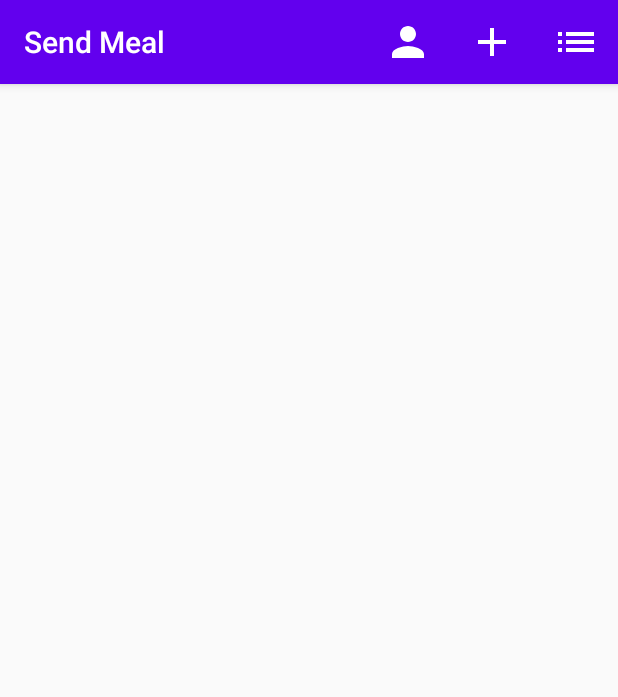
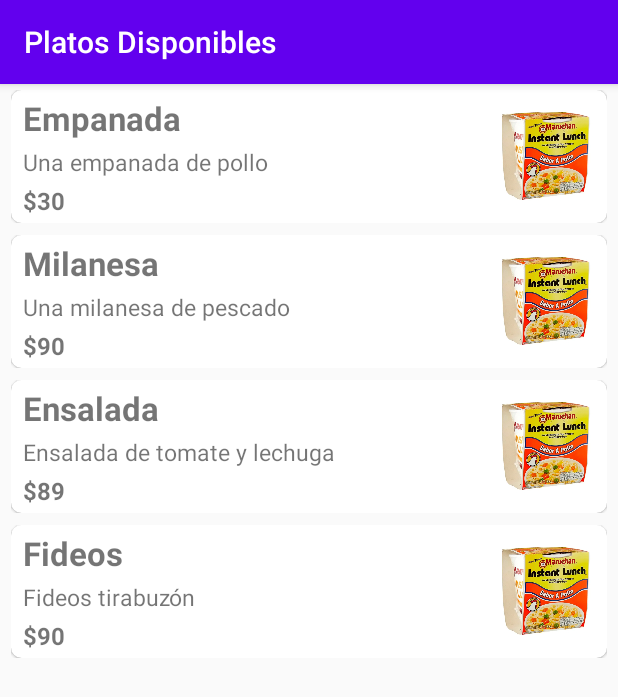
Before and after one commit to GiovaniFerraroTrivelli/TP-ISI-DAM-2020, an Android app: the screen it shows after launch (HomeActivity before the commit, ListaPlatosActivity after it), after a tap on "Lista de Items", on a phone screen of 412 x 824 dp. Shown: the top 697 px of the screen. Run offline under Robolectric (Android 15) with nearby library versions, the phone set to English and light mode, and no system bars.

Commit message:
Visualizar lista de platos.
Agregar Recycler, Adapter y Holder. Agregar visualización de imagen de plato.

```diff
--- a/app/build.gradle
+++ b/app/build.gradle
@@ -24,8 +24,11 @@ android {
 
 dependencies {
     implementation fileTree(dir: "libs", include: ["*.jar"])
-    implementation 'androidx.appcompat:appcompat:1.1.0'
+    implementation 'androidx.appcompat:appcompat:1.2.0'
     implementation 'androidx.constraintlayout:constraintlayout:2.0.1'
+    implementation 'androidx.constraintlayout:constraintlayout:2.0.1'
+    implementation 'androidx.recyclerview:recyclerview:1.1.0'
+    implementation 'androidx.cardview:cardview:1.0.0'
     testImplementation 'junit:junit:4.12'
     androidTestImplementation 'androidx.test.ext:junit:1.1.2'
     androidTestImplementation 'androidx.test.espresso:espresso-core:3.3.0'
--- a/app/src/main/AndroidManifest.xml
+++ b/app/src/main/AndroidManifest.xml
@@ -9,19 +9,21 @@
         android:roundIcon="@mipmap/ic_launcher_round"
         android:supportsRtl="true"
         android:theme="@style/AppTheme">
+        <activity android:name=".ListaPlatosActivity"
+            android:label="@string/titulo_lista_platos"
+            android:theme="@style/DefaultToolbarStyle"/>
 
         <activity
             android:name=".AltaPlatoActivity"
             android:label="@string/titulo_alta_plato"
             android:theme="@style/DefaultToolbarStyle" />
-
         <activity android:name=".HomeActivity">
             <intent-filter>
                 <action android:name="android.intent.action.MAIN" />
+
                 <category android:name="android.intent.category.LAUNCHER" />
             </intent-filter>
         </activity>
-
         <activity
             android:name=".RegistrarActivity"
             android:label="@string/titulo_registrar_usario"
--- a/app/src/main/java/isi/dam/sendmeal/AltaPlatoActivity.java
+++ b/app/src/main/java/isi/dam/sendmeal/AltaPlatoActivity.java
@@ -3,12 +3,20 @@ package isi.dam.sendmeal;
 import androidx.appcompat.app.AppCompatActivity;
 
 import android.os.Bundle;
+import android.util.Log;
 import android.view.View;
 import android.widget.Button;
+import android.widget.EditText;
+import android.widget.Toast;
+
+import isi.dam.sendmeal.model.Plato;
 
 public class AltaPlatoActivity extends AppCompatActivity implements View.OnClickListener {
-
     Button buttonGuardar;
+    EditText textTituloPlato;
+    EditText textDescripcionPlato;
+    EditText textPrecioPlato;
+    EditText textCaloriasPlato;
 
     @Override
     protected void onCreate(Bundle savedInstanceState) {
@@ -16,12 +24,33 @@ public class AltaPlatoActivity extends AppCompatActivity implements View.OnClick
         setContentView(R.layout.activity_alta_plato);
 
         buttonGuardar = (Button) findViewById(R.id.guardar_plato);
-
-
+        buttonGuardar.setOnClickListener(this);
     }
 
     @Override
     public void onClick(View view) {
+        textTituloPlato = (EditText) findViewById(R.id.TituloPlato);
+        textDescripcionPlato = (EditText) findViewById(R.id.DescripcionPlato);
+        textPrecioPlato = (EditText) findViewById(R.id.PrecioPlato);
+        textCaloriasPlato = (EditText) findViewById(R.id.CaloriasPlato);
 
+        String titulo = String.valueOf(textTituloPlato.getText());
+        String descripcion = String.valueOf(textDescripcionPlato.getText());
+        String precio = String.valueOf(textPrecioPlato.getText());
+        String calorias = String.valueOf(textCaloriasPlato.getText());
+
+        if(!InputValidator.validarAltaPlato(new String[]{titulo, descripcion, precio, calorias})) {
+            Toast.makeText(this, "Todos los campos deben estar completos", Toast.LENGTH_SHORT).show();
+        }
+
+        else {
+            Plato plato = new Plato();
+            plato.setTitulo(titulo);
+            plato.setDescripcion(descripcion);
+            plato.setPrecio(Integer.parseInt(precio));
+            plato.setCalorias(Integer.parseInt(calorias));
+
+            Log.d("plato", plato.toString());
+        }
     }
 }
--- a/app/src/main/java/isi/dam/sendmeal/HomeActivity.java
+++ b/app/src/main/java/isi/dam/sendmeal/HomeActivity.java
@@ -42,7 +42,8 @@ public class HomeActivity extends AppCompatActivity {
                 return true;
 
             case R.id.lista_items:
-                Log.d("onOptionsItemSelected", "lista_items");
+                Intent listaPlatos =  new Intent(this, ListaPlatosActivity.class);
+                startActivity(listaPlatos);
                 return true;
 
             default:
--- a/app/src/main/java/isi/dam/sendmeal/InputValidator.java
+++ b/app/src/main/java/isi/dam/sendmeal/InputValidator.java
@@ -1,10 +1,11 @@
 package isi.dam.sendmeal;
 
 import android.os.Build;
+import android.text.TextUtils;
 import android.util.Log;
 
 
-
+import java.util.ArrayList;
 import java.util.Calendar;
 import java.util.regex.Matcher;
 import java.util.regex.Pattern;
@@ -13,8 +14,8 @@ public class InputValidator {
 
     /**
      * Verifica si el correo electrónico cumple con la expresión regular dada.
-     * @param correo dirección de correo eletrónico
-     * @return true (si la dirección de correo es válida)
+     * @param correo dirección de correo eletrónico.
+     * @return true (si la dirección de correo es válida).
      */
     public static boolean validarCorreoElectronico(String correo) {
         Pattern EMAIL_VALIDO = Pattern.compile("^[A-Z0-9._%+-]+@[A-Z0-9.-]+\\.[A-Z]{2,6}$", Pattern.CASE_INSENSITIVE);
@@ -25,9 +26,9 @@ public class InputValidator {
     /**
      * Verifica si el vencimiento de una tarjeta de crédito es superior a 3 los próximos tres meses.
      * Se asume que los parámetros de entrada fueron validados.
-     * @param mes  mes de vencimiento de la tarjeta de crédito
-     * @param anio año de vencimiento de la tarjeta de crédito
-     * @return true (si la dirección de correo es válida)
+     * @param mes  mes de vencimiento de la tarjeta de crédito.
+     * @param anio año de vencimiento de la tarjeta de crédito.
+     * @return true (si la dirección de correo es válida).
      */
 
     public static boolean fechaVencimientoValida(Integer mes, Integer anio){
@@ -41,4 +42,19 @@ public class InputValidator {
 
         return fechaVencimiento.compareTo(fechaLimite) >= 0;
     }
+
+    /**
+     * Verifica que los campos de los EditText para dar de alta un plato no sean nulos.
+     * @param campos valores de los EditText.
+     * @return false (si algún campo es nulo).
+     */
+    public static boolean validarAltaPlato(String[] campos) {
+        for (String campo: campos) {
+            if(TextUtils.isEmpty(campo)) {
+                return false;
+            }
+        }
+
+        return true;
+    }
 }
--- /dev/null
+++ b/app/src/main/java/isi/dam/sendmeal/ListaPlatosActivity.java
@@ -0,0 +1,33 @@
+package isi.dam.sendmeal;
+
+import android.os.Bundle;
+
+import androidx.appcompat.app.AppCompatActivity;
+import androidx.recyclerview.widget.LinearLayoutManager;
+import androidx.recyclerview.widget.RecyclerView;
+
+import isi.dam.sendmeal.dataAccess.PlatoDao;
+
+public class ListaPlatosActivity extends AppCompatActivity {
+    private RecyclerView recyclerView;
+    private PlatoAdapter platoAdapter;
+    private RecyclerView.LayoutManager layoutManager;
+
+    @Override
+    protected void onCreate(Bundle savedInstanceState) {
+        super.onCreate(savedInstanceState);
+        setContentView(R.layout.activity_lista_platos);
+        recyclerView = findViewById(R.id.recycler_view_lista_platos);
+
+        // use this setting to improve performance if you know that changes
+        // in content do not change the layout size of the RecyclerView
+        recyclerView.setHasFixedSize(true);
+
+        layoutManager = new LinearLayoutManager(this);
+        recyclerView.setLayoutManager(layoutManager);
+
+        platoAdapter = new PlatoAdapter(PlatoDao.pruebaListaPlatos(), this);
+        recyclerView.setAdapter(platoAdapter);
+
+    }
+}
--- /dev/null
+++ b/app/src/main/java/isi/dam/sendmeal/PlatoAdapter.java
@@ -0,0 +1,73 @@
+package isi.dam.sendmeal;
+
+import android.view.LayoutInflater;
+import android.view.View;
+import android.view.ViewGroup;
+import android.widget.ImageView;
+import android.widget.TextView;
+
+import androidx.annotation.NonNull;
+import androidx.appcompat.app.AppCompatActivity;
+import androidx.cardview.widget.CardView;
+import androidx.recyclerview.widget.RecyclerView;
+
+import java.util.List;
+
+import isi.dam.sendmeal.model.Plato;
+
+public class PlatoAdapter extends RecyclerView.Adapter<PlatoAdapter.PlatoViewHolder> {
+    private List<Plato> listaPlatos;
+    private AppCompatActivity activity;
+
+    public PlatoAdapter(List<Plato> listaPlatos, AppCompatActivity activity) {
+        this.listaPlatos = listaPlatos;
+        this.activity = activity;
+    }
+
+    @NonNull
+    @Override
+    public PlatoViewHolder onCreateViewHolder(@NonNull ViewGroup parent, int viewType) {
+        View v = LayoutInflater.from(parent.getContext())
+                .inflate(R.layout.fila_plato, parent, false);
+
+        PlatoViewHolder pvh = new PlatoViewHolder(v);
+        return pvh;
+    }
+
+    @Override
+    public void onBindViewHolder(@NonNull PlatoViewHolder holder, int position) {
+        Plato plato = listaPlatos.get(position);
+
+        holder.textTituloPlato.setText(plato.getTitulo());
+        holder.textDescripcionPlato.setText(plato.getDescripcion());
+        holder.textPrecioPlato.setText("$" + plato.getPrecio().toString());
+        holder.imagenPlato.setImageResource(R.drawable.sopa_maruchan);
+
+        holder.textTituloPlato.setTag(position);
+        holder.textDescripcionPlato.setTag(position);
+        holder.textPrecioPlato.setTag(position);
+        holder.imagenPlato.setTag(position);
+    }
+
+    @Override
+    public int getItemCount() {
+        return listaPlatos.size();
+    }
+
+    public static class PlatoViewHolder extends RecyclerView.ViewHolder {
+        CardView card;
+        TextView textTituloPlato;
+        TextView textDescripcionPlato;
+        TextView textPrecioPlato;
+        ImageView imagenPlato;
+
+        public PlatoViewHolder(@NonNull View itemView) {
+            super(itemView);
+            card = itemView.findViewById(R.id.card_view);
+            textTituloPlato = itemView.findViewById(R.id.fila_titulo_plato);
+            textDescripcionPlato = itemView.findViewById(R.id.fila_descripcion_plato);
+            textPrecioPlato = itemView.findViewById(R.id.fila_precio_plato);
+            imagenPlato = itemView.findViewById(R.id.imagen_plato);
+        }
+    }
+}
--- /dev/null
+++ b/app/src/main/java/isi/dam/sendmeal/dataAccess/PlatoDao.java
@@ -0,0 +1,43 @@
+package isi.dam.sendmeal.dataAccess;
+
+import java.lang.reflect.Array;
+import java.util.ArrayList;
+import java.util.List;
+
+import isi.dam.sendmeal.model.Plato;
+
+public class PlatoDao {
+    static public List<Plato> pruebaListaPlatos() {
+        List<Plato> listaPlatos = new ArrayList<Plato>();
+
+        Plato p1 = new Plato();
+        p1.setTitulo("Empanada");
+        p1.setDescripcion("Una empanada de pollo");
+        p1.setPrecio(30);
+        p1.setCalorias(200);
+        listaPlatos.add(p1);
+
+        Plato p2 = new Plato();
+        p2.setTitulo("Milanesa");
+        p2.setDescripcion("Una milanesa de pescado");
+        p2.setPrecio(90);
+        p2.setCalorias(150);
+        listaPlatos.add(p2);
+
+        Plato p3 = new Plato();
+        p3.setTitulo("Ensalada");
+        p3.setDescripcion("Ensalada de tomate y lechuga");
+        p3.setPrecio(89);
+        p3.setCalorias(30);
+        listaPlatos.add(p3);
+
+        Plato p4 = new Plato();
+        p4.setTitulo("Fideos");
+        p4.setDescripcion("Fideos tirabuzón");
+        p4.setPrecio(90);
+        p4.setCalorias(150);
+        listaPlatos.add(p4);
+
+        return listaPlatos;
+    }
+}
--- a/app/src/main/java/isi/dam/sendmeal/model/Plato.java
+++ b/app/src/main/java/isi/dam/sendmeal/model/Plato.java
@@ -1,7 +1,7 @@
 package isi.dam.sendmeal.model;
 
 public class Plato {
-    private String nombre;
+    private String titulo;
     private String descripcion;
     private Integer precio;
     private Integer calorias;
@@ -9,12 +9,12 @@ public class Plato {
     public Plato() {
     }
 
-    public String getNombre() {
-        return nombre;
+    public String getTitulo() {
+        return titulo;
     }
 
-    public void setNombre(String nombre) {
-        this.nombre = nombre;
+    public void setTitulo(String titulo) {
+        this.titulo = titulo;
     }
 
     public String getDescripcion() {
@@ -40,4 +40,9 @@ public class Plato {
     public void setCalorias(Integer calorias) {
         this.calorias = calorias;
     }
+
+    @Override
+    public String toString(){
+        return this.titulo + " " + String.valueOf(this.precio) + " " + String.valueOf(this.calorias);
+    }
 }
--- /dev/null
+++ b/app/src/main/res/layout/activity_lista_platos.xml
@@ -0,0 +1,15 @@
+<?xml version="1.0" encoding="utf-8"?>
+<LinearLayout xmlns:android="http://schemas.android.com/apk/res/android"
+    xmlns:tools="http://schemas.android.com/tools"
+    android:layout_width="match_parent"
+    android:layout_height="match_parent"
+    android:background="#fafafa"
+    tools:context=".ListaPlatosActivity">
+
+    <androidx.recyclerview.widget.RecyclerView
+        android:id="@+id/recycler_view_lista_platos"
+        android:scrollbars="vertical"
+        android:layout_width="match_parent"
+        android:layout_height="match_parent"/>
+
+</LinearLayout>
--- /dev/null
+++ b/app/src/main/res/layout/fila_plato.xml
@@ -0,0 +1,73 @@
+<?xml version="1.0" encoding="utf-8"?>
+<LinearLayout xmlns:android="http://schemas.android.com/apk/res/android"
+    xmlns:card_view="http://schemas.android.com/apk/res-auto"
+    android:layout_width="match_parent"
+    android:layout_height="wrap_content"
+    android:layout_centerVertical="true"
+    android:paddingHorizontal="7dp"
+    android:paddingVertical="4dp">
+
+    <!-- A CardView that contains a TextView -->
+    <androidx.cardview.widget.CardView
+        android:id="@+id/card_view"
+        android:layout_width="match_parent"
+        android:layout_height="wrap_content"
+        card_view:cardCornerRadius="7dp"
+        card_view:cardElevation="1dp">
+
+        <RelativeLayout
+            android:layout_width="match_parent"
+            android:layout_height="wrap_content"
+            android:orientation="horizontal"
+            android:paddingHorizontal="8dp"
+            android:paddingVertical="4dp">
+
+            <LinearLayout
+                android:layout_width="wrap_content"
+                android:layout_height="wrap_content"
+                android:orientation="vertical">
+
+                <TextView
+                    android:id="@+id/fila_titulo_plato"
+                    android:layout_width="wrap_content"
+                    android:layout_height="match_parent"
+                    android:textSize="22sp"
+                    android:textStyle="bold" />
+
+                <Space
+                    android:layout_width="match_parent"
+                    android:layout_height="4dp" />
+
+                <TextView
+                    android:id="@+id/fila_descripcion_plato"
+                    android:layout_width="wrap_content"
+                    android:layout_height="match_parent"
+                    android:textSize="15sp" />
+
+                <Space
+                    android:layout_width="match_parent"
+                    android:layout_height="4dp" />
+
+                <TextView
+                    android:id="@+id/fila_precio_plato"
+                    android:layout_width="wrap_content"
+                    android:layout_height="match_parent"
+                    android:textSize="16sp"
+                    android:textStyle="bold" />
+
+            </LinearLayout>
+
+            <ImageView
+                android:id="@+id/imagen_plato"
+                android:layout_width="65dp"
+                android:layout_height="65dp"
+                android:layout_alignParentEnd="true"
+                android:layout_centerVertical="true"
+                android:layout_gravity="center"
+                android:adjustViewBounds="true"
+                android:contentDescription="TODO"
+                android:scaleType="fitXY" />
+
+        </RelativeLayout>
+    </androidx.cardview.widget.CardView>
+</LinearLayout>
--- a/app/src/main/res/values/strings.xml
+++ b/app/src/main/res/values/strings.xml
@@ -22,12 +22,13 @@
     <string name="agregar">Crear Ítem</string>
     <string name="lista">Lista de Items</string>
     <string name="titulo_alta_plato">Nuevo Plato</string>
-    <string name="titulo_registrar_usario">Registrar Usario</string>
+    <string name="titulo_registrar_usario">Registrar Usuario</string>
     <string name="titulo_plato">Título</string>
     <string name="precio_plato">Precio</string>
-    <string name="calorias_plato">Carlorías</string>
+    <string name="calorias_plato">Calorías</string>
     <string name="descripcion_plato">Descripción</string>
     <string name="guardar_plato">Guardar</string>
+    <string name="titulo_lista_platos">Platos Disponibles</string>
 
 
     <string-array name="spinner_meses">
```
Also changed, not shown: app/src/main/res/drawable/sopa_maruchan.png (added).
